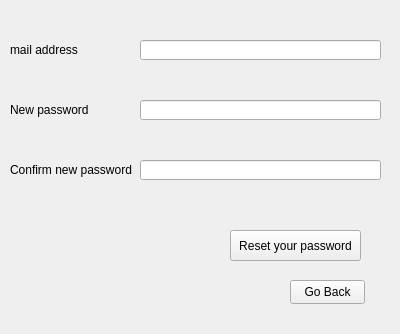
First picture: the form in artifacts/password.ui, repository KarimMAJDOUB/GCInO-EM, before the edit.
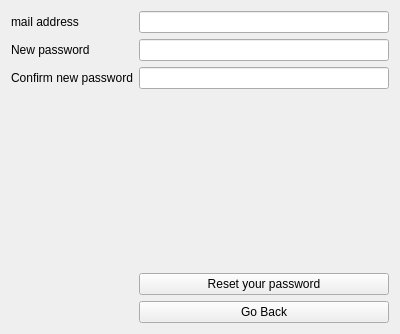
Second picture: the form after the edit.

Commit message:
Layout auto
layout auto in qt designer

Diff of the .ui file:
```diff
--- a/artifacts/password.ui
+++ b/artifacts/password.ui
@@ -13,109 +13,67 @@
   <property name="windowTitle">
    <string>Form</string>
   </property>
-  <widget class="QLineEdit" name="lineEdit">
-   <property name="geometry">
-    <rect>
-     <x>140</x>
-     <y>40</y>
-     <width>241</width>
-     <height>20</height>
-    </rect>
-   </property>
-  </widget>
+  <layout class="QGridLayout" name="gridLayout">
+   <item row="0" column="0">
   <widget class="QLabel" name="label">
-   <property name="geometry">
-    <rect>
-     <x>10</x>
-     <y>40</y>
-     <width>101</width>
-     <height>20</height>
-    </rect>
-   </property>
    <property name="text">
     <string>mail address</string>
    </property>
   </widget>
-  <widget class="QPushButton" name="pushButton">
-   <property name="geometry">
-    <rect>
-     <x>230</x>
-     <y>230</y>
-     <width>131</width>
-     <height>31</height>
-    </rect>
-   </property>
-   <property name="cursor">
-    <cursorShape>PointingHandCursor</cursorShape>
-   </property>
-   <property name="text">
-    <string>Reset your password</string>
-   </property>
-  </widget>
-  <widget class="QLineEdit" name="lineEdit_2">
-   <property name="geometry">
-    <rect>
-     <x>140</x>
-     <y>100</y>
-     <width>241</width>
-     <height>20</height>
-    </rect>
-   </property>
-   <property name="echoMode">
-    <enum>QLineEdit::Password</enum>
-   </property>
-  </widget>
+   </item>
+   <item row="0" column="2">
+    <widget class="QLineEdit" name="lineEdit"/>
+   </item>
+   <item row="1" column="0">
   <widget class="QLabel" name="label_2">
-   <property name="geometry">
-    <rect>
-     <x>10</x>
-     <y>100</y>
-     <width>101</width>
-     <height>20</height>
-    </rect>
-   </property>
    <property name="text">
     <string>New password</string>
    </property>
   </widget>
-  <widget class="QLineEdit" name="lineEdit_3">
-   <property name="geometry">
-    <rect>
-     <x>140</x>
-     <y>160</y>
-     <width>241</width>
-     <height>20</height>
-    </rect>
-   </property>
-   <property name="text">
-    <string/>
-   </property>
+   </item>
+   <item row="1" column="2">
+    <widget class="QLineEdit" name="lineEdit_2">
    <property name="echoMode">
     <enum>QLineEdit::Password</enum>
    </property>
   </widget>
+   </item>
+   <item row="2" column="0" colspan="2">
   <widget class="QLabel" name="label_3">
-   <property name="geometry">
-    <rect>
-     <x>10</x>
-     <y>160</y>
-     <width>151</width>
-     <height>20</height>
-    </rect>
-   </property>
    <property name="text">
     <string>Confirm new password</string>
    </property>
   </widget>
+   </item>
+   <item row="2" column="2">
+    <widget class="QLineEdit" name="lineEdit_3">
+     <property name="text">
+      <string/>
+     </property>
+     <property name="echoMode">
+      <enum>QLineEdit::Password</enum>
+     </property>
+    </widget>
+   </item>
+   <item row="3" column="1" colspan="2">
+    <widget class="QLabel" name="error">
+     <property name="text">
+      <string/>
+     </property>
+    </widget>
+   </item>
+   <item row="4" column="2">
+    <widget class="QPushButton" name="pushButton">
+     <property name="cursor">
+      <cursorShape>PointingHandCursor</cursorShape>
+     </property>
+     <property name="text">
+      <string>Reset your password</string>
+     </property>
+    </widget>
+   </item>
+   <item row="5" column="2">
   <widget class="QPushButton" name="pushButton_2">
-   <property name="geometry">
-    <rect>
-     <x>290</x>
-     <y>280</y>
-     <width>75</width>
-     <height>24</height>
-    </rect>
-   </property>
    <property name="cursor">
     <cursorShape>PointingHandCursor</cursorShape>
    </property>
@@ -123,19 +81,8 @@
     <string>Go Back</string>
    </property>
   </widget>
-  <widget class="QLabel" name="error">
-   <property name="geometry">
-    <rect>
-     <x>130</x>
-     <y>190</y>
-     <width>251</width>
-     <height>21</height>
-    </rect>
-   </property>
-   <property name="text">
-    <string/>
-   </property>
-  </widget>
+   </item>
+  </layout>
  </widget>
  <resources/>
  <connections/>
```
Lines whose indentation alone changed are shown as unchanged. The commit also changes 38 other files.
